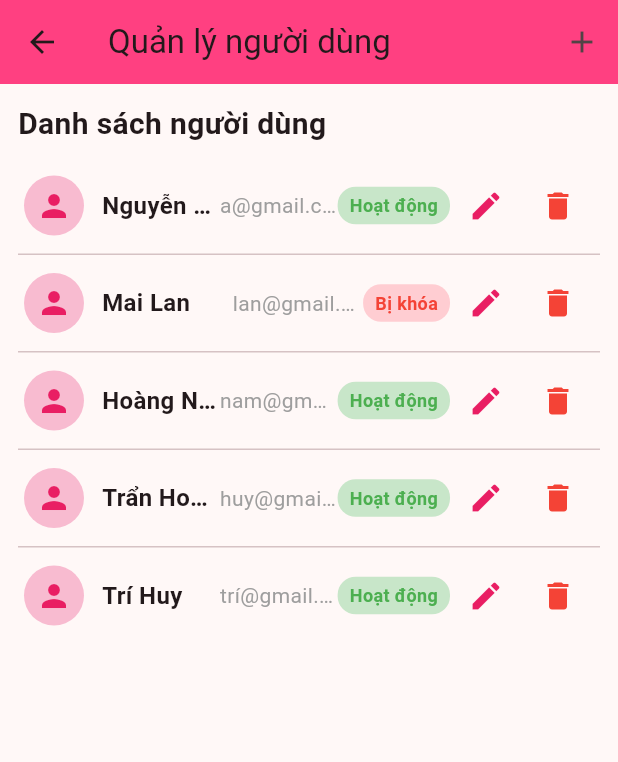
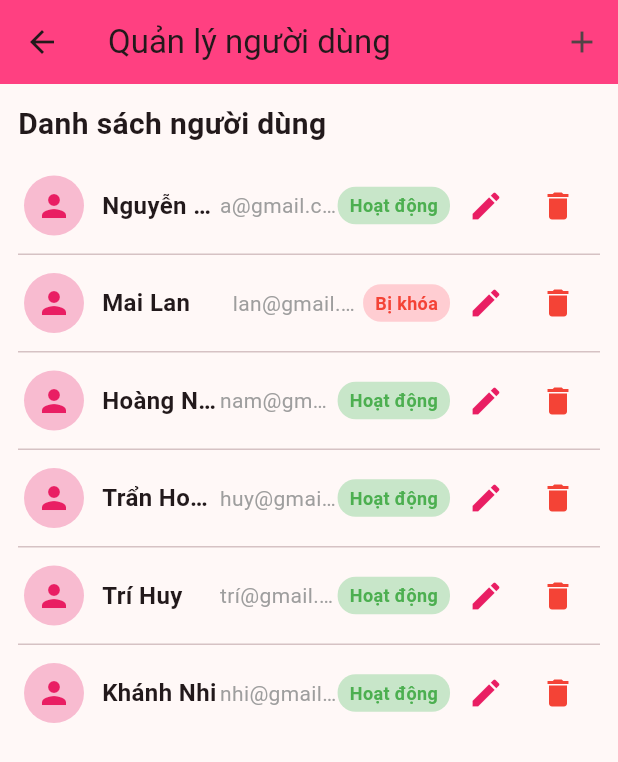
Before and after one commit to NartHoangHuy/APP_HENHO, a Flutter app: the UserListScreen screen opened directly, on a phone screen of 412 x 824 dp. Shown: the top 762 px of the screen. Run offline on Flutter 3.47's test engine with Material 3 defaults, Android fonts, the phone set to English and light mode, and no system bars; our stand-ins replace flutter_card_swiper, image_picker, shared_preferences; accounts and stored records are empty.

Commit message:
update git knhi

```diff
--- a/app_henho/lib/screen/admin/user_list_screen.dart
+++ b/app_henho/lib/screen/admin/user_list_screen.dart
@@ -17,6 +17,9 @@ class _UserListScreenState extends State<UserListScreen> {
     //them du lieu Tran Hoang Huydasdasdasdasdas
     //test git
     {'name': 'Trí Huy', 'email': 'trí@gmail.com', 'status': 'Hoạt động'},
+    {'name': 'Khánh Nhi', 'email': 'nhi@gmail.com', 'status': 'Hoạt động'},
+
+    ///test git cho khanh nhi
   ];
 
   void _deleteUser(int index) {
```
